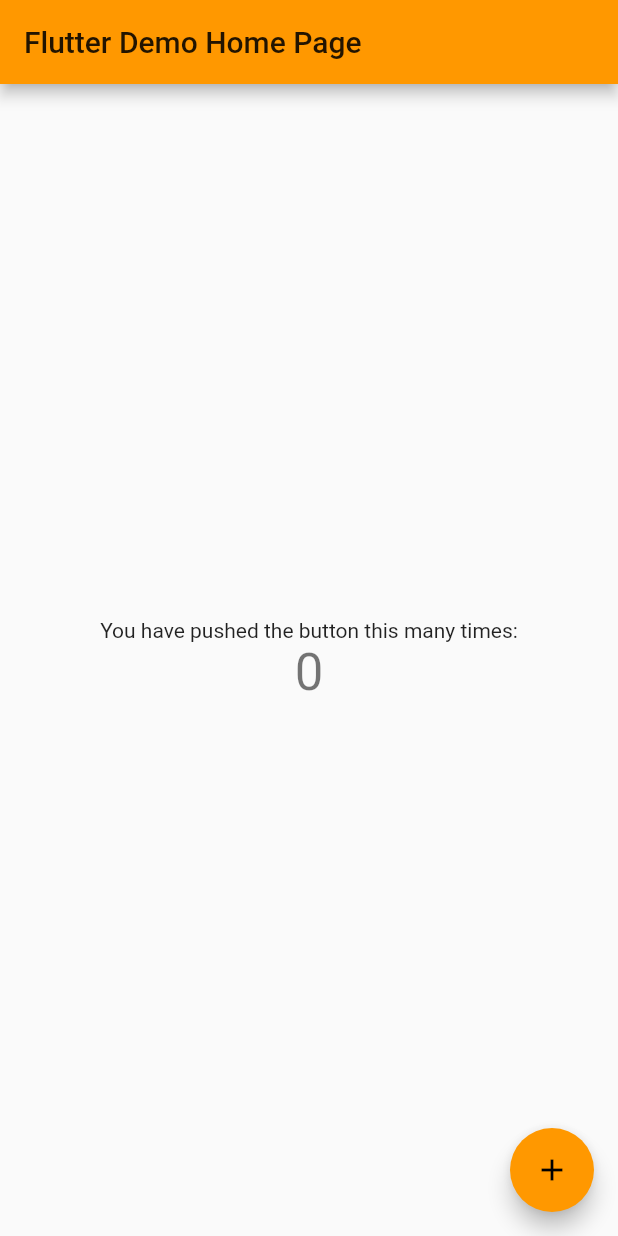
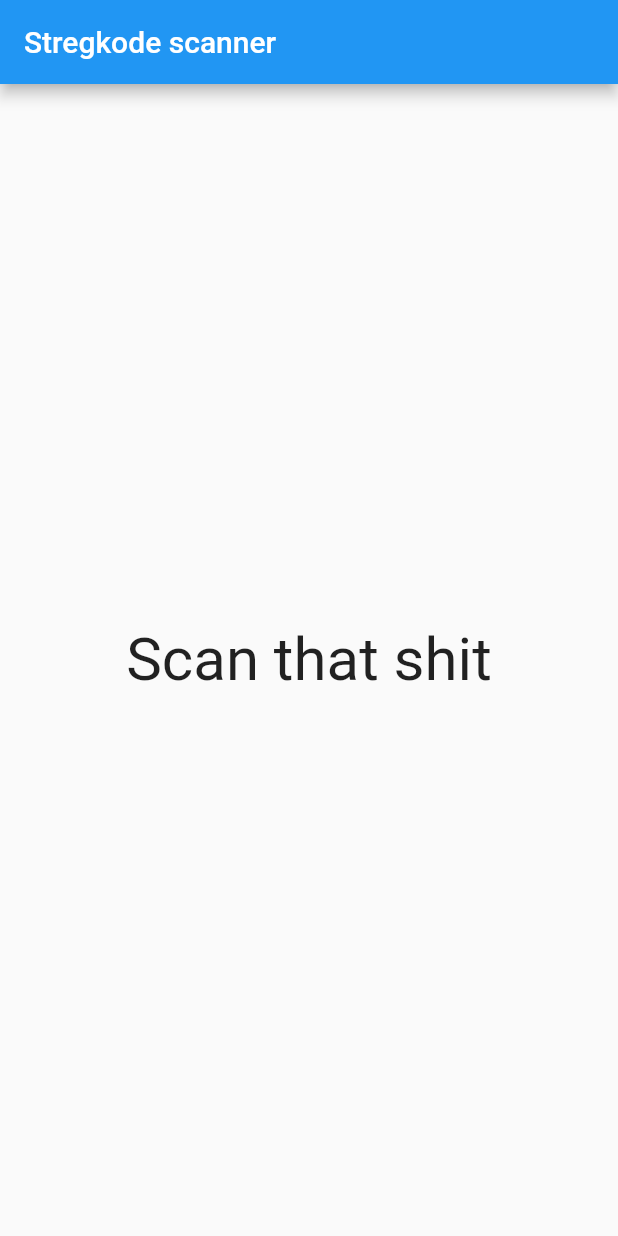
Before and after one commit to vodofrede/madspilds-app, a Flutter app: the screen it shows after launch, on a phone screen of 412 x 824 dp. Run offline on Flutter 3.47's test engine with Material 2 defaults, Android fonts, the phone set to English and light mode, and no system bars.

Commit message:
Fjernede libraries

```diff
--- a/lib/main.dart
+++ b/lib/main.dart
@@ -1,112 +1,23 @@
 import 'package:flutter/material.dart';
-import 'package:permission_handler/permission_handler.dart';
 
-void main() => runApp(MyApp());
+void main() => runApp(MaterialApp(
+  debugShowCheckedModeBanner: false,
+  home: HomePage(),
+));
 
-class MyApp extends StatelessWidget {
-  // This widget is the root of your application.
+class HomePage extends StatelessWidget {
   @override
   Widget build(BuildContext context) {
-    return MaterialApp(
-      title: 'Flutter Demo',
-      theme: ThemeData(
-        // This is the theme of your application.
-        //
-        // Try running your application with "flutter run". You'll see the
-        // application has a blue toolbar. Then, without quitting the app, try
-        // changing the primarySwatch below to Colors.green and then invoke
-        // "hot reload" (press "r" in the console where you ran "flutter run",
-        // or simply save your changes to "hot reload" in a Flutter IDE).
-        // Notice that the counter didn't reset back to zero; the application
-        // is not restarted.
-        primarySwatch: Colors.orange,
+    return Scaffold(
+      appBar: AppBar(
+        title: Text("Stregkode scanner"),
       ),
-      home: MyHomePage(title: 'Flutter Demo Home Page'),
+      body: Center(
+        child: Text(
+          "Scan that shit",
+          style: new TextStyle(fontSize: 40.0),
+        ),
+      ),
     );
   }
 }
-
-class MyHomePage extends StatefulWidget {
-  MyHomePage({Key key, this.title}) : super(key: key);
-
-  // This widget is the home page of your application. It is stateful, meaning
-  // that it has a State object (defined below) that contains fields that affect
-  // how it looks.
-
-  // This class is the configuration for the state. It holds the values (in this
-  // case the title) provided by the parent (in this case the App widget) and
-  // used by the build method of the State. Fields in a Widget subclass are
-  // always marked "final".
-
-  final String title;
-
-  @override
-  _MyHomePageState createState() => _MyHomePageState();
-}
-
-class _MyHomePageState extends State<MyHomePage> {
-  int _counter = 0;
-
-  void _incrementCounter() {
-    setState(() {
-      // This call to setState tells the Flutter framework that something has
-      // changed in this State, which causes it to rerun the build method below
-      // so that the display can reflect the updated values. If we changed
-      // _counter without calling setState(), then the build method would not be
-      // called again, and so nothing would appear to happen.
-      _counter++;
-    });
-  }
-
-  @override
-  Widget build(BuildContext context) {
-    // This method is rerun every time setState is called, for instance as done
-    // by the _incrementCounter method above.
-    //
-    // The Flutter framework has been optimized to make rerunning build methods
-    // fast, so that you can just rebuild anything that needs updating rather
-    // than having to individually change instances of widgets.
-    return Scaffold(
-      appBar: AppBar(
-        // Here we take the value from the MyHomePage object that was created by
-        // the App.build method, and use it to set our appbar title.
-        title: Text(widget.title),
-      ),
-      body: Center(
-        // Center is a layout widget. It takes a single child and positions it
-        // in the middle of the parent.
-        child: Column(
-          // Column is also layout widget. It takes a list of children and
-          // arranges them vertically. By default, it sizes itself to fit its
-          // children horizontally, and tries to be as tall as its parent.
-          //
-          // Invoke "debug painting" (press "p" in the console, choose the
-          // "Toggle Debug Paint" action from the Flutter Inspector in Android
-          // Studio, or the "Toggle Debug Paint" command in Visual Studio Code)
-          // to see the wireframe for each widget.
-          //
-          // Column has various properties to control how it sizes itself and
-          // how it positions its children. Here we use mainAxisAlignment to
-          // center the children vertically; the main axis here is the vertical
-          // axis because Columns are vertical (the cross axis would be
-          // horizontal).
-          mainAxisAlignment: MainAxisAlignment.center,
-          children: <Widget>[
-            Text(
-              'You have pushed the button this many times:',
-            ),
-            Text(
-              '$_counter',
-              style: Theme.of(context).textTheme.display1,
-            ),
-          ],
-        ),
-      ),
-      floatingActionButton: FloatingActionButton(
-        onPressed: _incrementCounter,
-        tooltip: 'Increment',
-        child: Icon(Icons.add),
-      ), // This trailing comma makes auto-formatting nicer for build methods.
-    );
-  }
-}
--- a/pubspec.yaml
+++ b/pubspec.yaml
@@ -23,9 +23,6 @@ dependencies:
   # The following adds the Cupertino Icons font to your application.
   # Use with the CupertinoIcons class for iOS style icons.
   cupertino_icons: ^0.1.2
-
-  permission_handler: '^3.0.0'
-  barcode_scan: ^1.0.0
 
 dev_dependencies:
   flutter_test:
```
Also changed, not shown: pubspec.lock, 6 other files.
